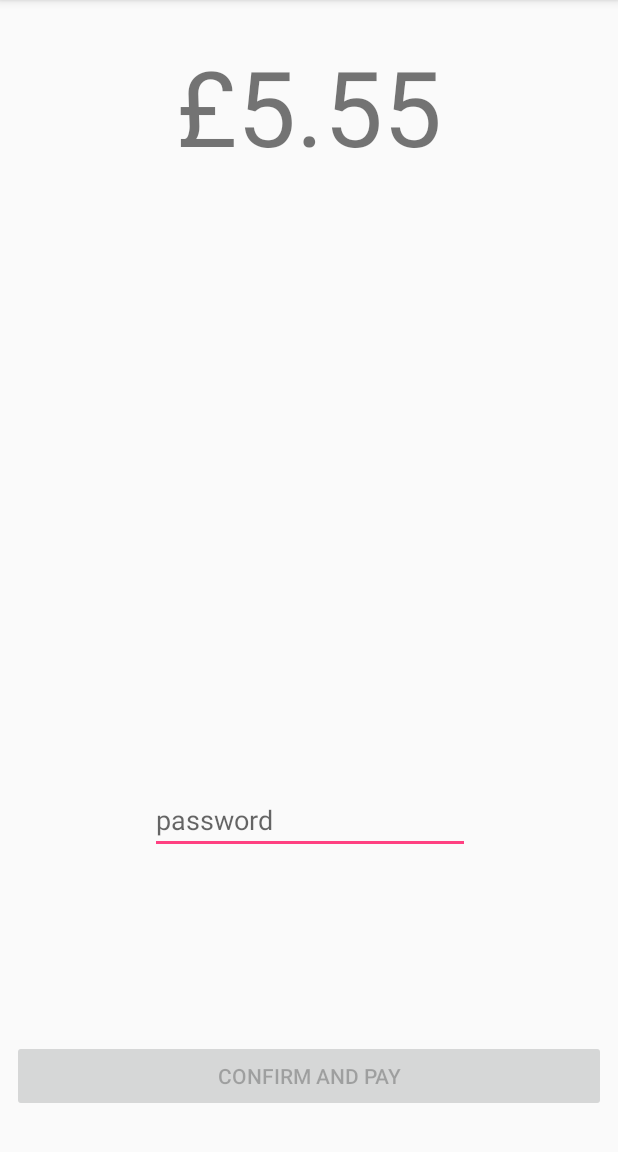
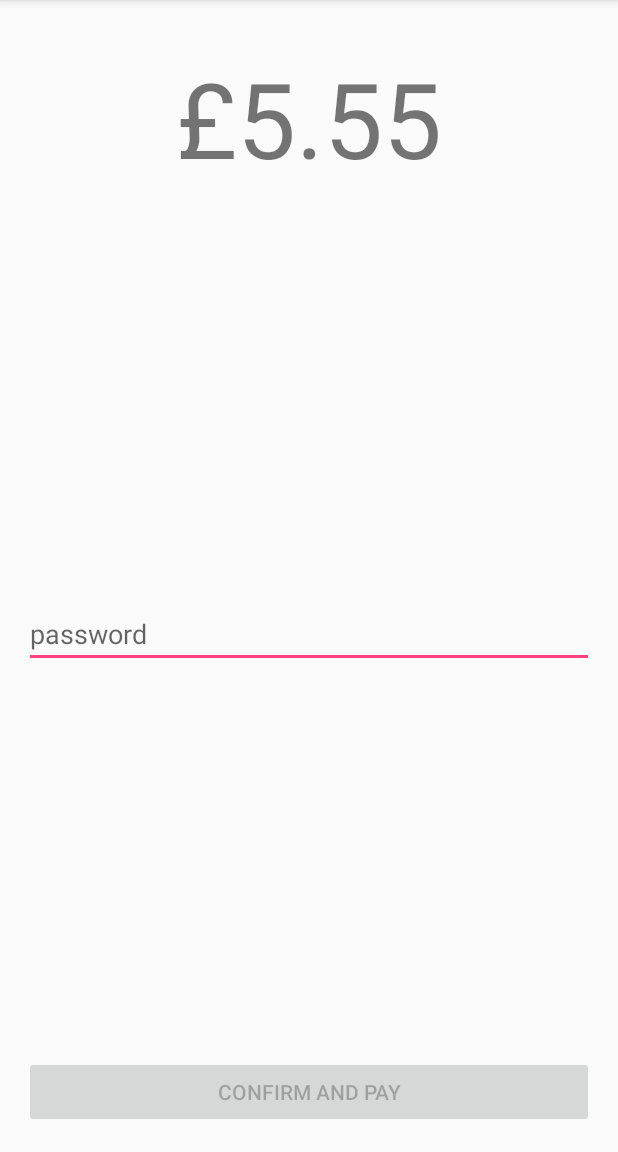
Before and after one commit to jonneymendoza/accountPay, an Android app: the PayActivity screen opened directly, with no data from a screen before it, on a phone screen of 412 x 824 dp, the part 84-1236 px from its top. Run offline under Robolectric (Android 15) with nearby library versions, the phone set to English and light mode, and no system bars; 3 statements that could not run were skipped.

```diff
--- a/accountpayclient/src/main/AndroidManifest.xml
+++ b/accountpayclient/src/main/AndroidManifest.xml
@@ -12,6 +12,7 @@
         android:label="@string/app_name"
         android:roundIcon="@mipmap/ic_launcher_round"
         android:supportsRtl="true"
+        android:screenOrientation="portrait"
         android:theme="@style/AppTheme">
         <activity android:name=".MainActivity">
             <intent-filter>
@@ -27,6 +28,9 @@
         <activity android:name=".PayActivity"
             android:screenOrientation="portrait"/>
 
+        <activity android:name=".SuccessActivity"
+                  android:screenOrientation="portrait"/>
+
     </application>
 
 </manifest>
--- a/accountpayclient/src/main/java/pay/account/com/accountpayclient/PayActivity.kt
+++ b/accountpayclient/src/main/java/pay/account/com/accountpayclient/PayActivity.kt
@@ -1,13 +1,16 @@
 package pay.account.com.accountpayclient
 
 
+import android.content.Intent
 import android.os.Bundle
 import android.support.v7.app.AppCompatActivity
+import android.text.Editable
+import android.text.TextWatcher
 import com.google.android.gms.samples.vision.barcodereader.BarcodeCaptureActivity
 import com.google.android.gms.vision.barcode.Barcode
 import com.google.gson.Gson
 import kotlinx.android.synthetic.main.activity_pay.*
-import pay.acount.com.main.model.CustomerTransactions
+import pay.account.com.accountpayclient.model.CustomerTransactions
 
 class PayActivity : AppCompatActivity() {
 
@@ -19,6 +22,21 @@ class PayActivity : AppCompatActivity() {
 
         amount.text = "£ ${transaction.amount}"
 
+        password.addTextChangedListener(object : TextWatcher {
+            override fun afterTextChanged(editable: Editable?) {
+                payBtn.isEnabled = !editable.isNullOrBlank()
+            }
+
+            override fun beforeTextChanged(p0: CharSequence?, p1: Int, p2: Int, p3: Int) {
+            }
+
+            override fun onTextChanged(p0: CharSequence?, p1: Int, p2: Int, p3: Int) {
+            }
+        })
+
+        payBtn.setOnClickListener{
+            startActivity(Intent(this, SuccessActivity::class.java))
+        }
 
     }
 
--- /dev/null
+++ b/accountpayclient/src/main/res/drawable/success.xml
@@ -0,0 +1,6 @@
+<vector android:height="24dp" android:tint="#006400"
+    android:viewportHeight="24.0"
+        android:viewportWidth="24.0"
+    android:width="24dp" xmlns:android="http://schemas.android.com/apk/res/android">
+    <path android:fillColor="#FF000000" android:pathData="M9,16.17L4.83,12l-1.42,1.41L9,19 21,7l-1.41,-1.41z"/>
+</vector>
--- a/accountpayclient/src/main/res/layout/activity_pay.xml
+++ b/accountpayclient/src/main/res/layout/activity_pay.xml
@@ -1,14 +1,15 @@
 <?xml version="1.0" encoding="utf-8"?>
-<android.support.constraint.ConstraintLayout xmlns:android="http://schemas.android.com/apk/res/android"
+<LinearLayout xmlns:android="http://schemas.android.com/apk/res/android"
     xmlns:app="http://schemas.android.com/apk/res-auto"
     xmlns:tools="http://schemas.android.com/tools"
     android:layout_width="match_parent"
     android:layout_height="match_parent"
+              android:orientation="vertical"
     tools:context=".MainActivity">
 
     <TextView
         android:id="@+id/amount"
-        android:layout_width="wrap_content"
+        android:layout_width="match_parent"
         android:layout_height="wrap_content"
         android:layout_marginEnd="8dp"
         android:layout_marginLeft="8dp"
@@ -16,48 +17,38 @@
         android:layout_marginStart="8dp"
         android:layout_marginTop="8dp"
         android:padding="16dp"
+        android:layout_margin="16dp"
         android:text="£5.55"
-        android:textSize="70sp"
-        app:layout_constraintEnd_toEndOf="parent"
-        app:layout_constraintStart_toStartOf="parent"
-        app:layout_constraintTop_toTopOf="parent" />
+        android:textAlignment="center"
+        android:textSize="70sp" />
 
+    <android.support.v4.widget.Space
+        android:layout_width="match_parent"
+        android:layout_height="wrap_content"
+        android:layout_weight="1"/>
+
+    <EditText
+        android:id="@+id/password"
+        android:layout_width="match_parent"
+        android:layout_height="wrap_content"
+        android:layout_margin="16dp"
+        android:ems="10"
+        android:hint="password"
+        android:inputType="textVisiblePassword"/>
+
+    <android.support.v4.widget.Space
+        android:layout_width="match_parent"
+        android:layout_height="wrap_content"
+        android:layout_weight="1"/>
 
     <Button
         android:id="@+id/payBtn"
         android:layout_width="match_parent"
         android:layout_height="wrap_content"
-        android:layout_marginBottom="8dp"
         android:enabled="false"
-        android:layout_marginEnd="8dp"
-        android:layout_marginLeft="8dp"
-        android:layout_marginRight="8dp"
-        android:layout_marginStart="8dp"
-        android:layout_marginTop="256dp"
-        android:text="Confirm and pay"
-        app:layout_constraintBottom_toBottomOf="parent"
-        app:layout_constraintEnd_toEndOf="parent"
-        app:layout_constraintStart_toStartOf="parent"
-        app:layout_constraintTop_toTopOf="parent"
-        app:layout_constraintVertical_bias="0.959" />
+        android:layout_margin="16dp"
+        android:text="Confirm and pay" />
 
-    <EditText
-        android:id="@+id/password"
-        android:layout_width="wrap_content"
-        android:layout_height="wrap_content"
-        android:layout_marginBottom="124dp"
-        android:layout_marginEnd="8dp"
-        android:layout_marginLeft="8dp"
-        android:layout_marginRight="8dp"
-        android:layout_marginStart="8dp"
-        android:layout_marginTop="8dp"
-        android:ems="10"
-        android:hint="password"
-        android:inputType="numberPassword"
-        app:layout_constraintBottom_toTopOf="@+id/payBtn"
-        app:layout_constraintEnd_toEndOf="parent"
-        app:layout_constraintHorizontal_bias="0.503"
-        app:layout_constraintStart_toStartOf="parent"
-        app:layout_constraintTop_toBottomOf="@+id/textView" />
 
-</android.support.constraint.ConstraintLayout>
+
+</LinearLayout>
```
Also changed, not shown: accountpayclient/build.gradle (+2 -7 lines), accountpayclient/src/main/java/com/google/android/gms/samples/vision/barcodereader/BarcodeCaptureActivity.java (+1 -8 lines), accountpayclient/src/main/java/pay/account/com/accountpayclient/SuccessActivity.kt (added, +12 -0 lines), accountpayclient/src/main/java/pay/account/com/accountpayclient/model/CustomerTransactions.kt (added, +20 -0 lines), accountpayclient/src/main/res/layout/activity_main.xml (+4 -8 lines), accountpayclient/src/main/res/layout/activity_success.xml (added, +15 -0 lines).
